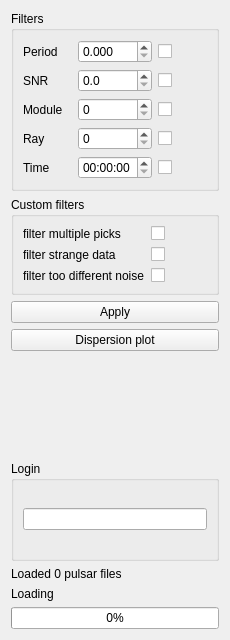
Above: src/analytics.ui from vtyulb/BSA-Analytics before the change. Below: the same form after it.
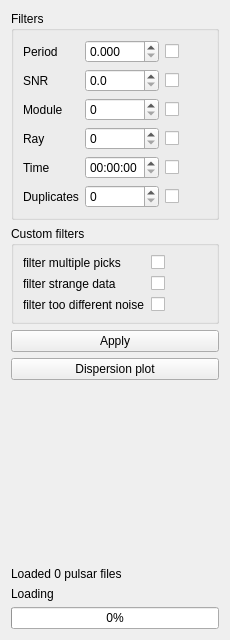
That is the form after the change.

Patch:
```diff
--- a/src/analytics.ui
+++ b/src/analytics.ui
@@ -122,6 +122,23 @@
           </property>
          </widget>
         </item>
+        <item row="5" column="0">
+         <widget class="QLabel" name="label_9">
+          <property name="text">
+           <string>Duplicates</string>
+          </property>
+         </widget>
+        </item>
+        <item row="5" column="1">
+         <widget class="QSpinBox" name="duplicates"/>
+        </item>
+        <item row="5" column="2">
+         <widget class="QCheckBox" name="duplicatesCheckBox">
+          <property name="text">
+           <string/>
+          </property>
+         </widget>
+        </item>
        </layout>
       </item>
      </layout>
@@ -212,30 +229,6 @@
      </property>
     </spacer>
    </item>
-   <item>
-    <widget class="QGroupBox" name="groupBox">
-     <property name="minimumSize">
-      <size>
-       <width>0</width>
-       <height>100</height>
-      </size>
-     </property>
-     <property name="maximumSize">
-      <size>
-       <width>16777215</width>
-       <height>100</height>
-      </size>
-     </property>
-     <property name="title">
-      <string>Login</string>
-     </property>
-     <layout class="QVBoxLayout" name="verticalLayout_3">
-      <item>
-       <widget class="QLineEdit" name="login"/>
-      </item>
-     </layout>
-    </widget>
-   </item>
    <item>
     <widget class="QLabel" name="pulsarsTotal">
      <property name="text">
```
Left out of the diff: 48 changed lines with no effect on the pictures.
